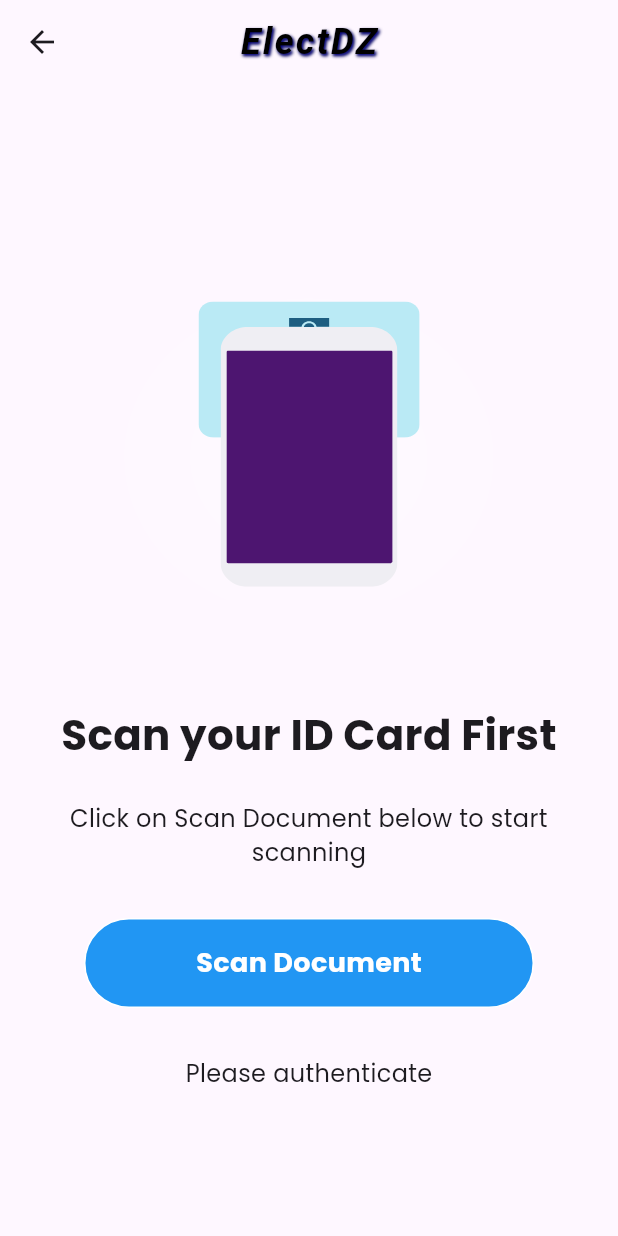
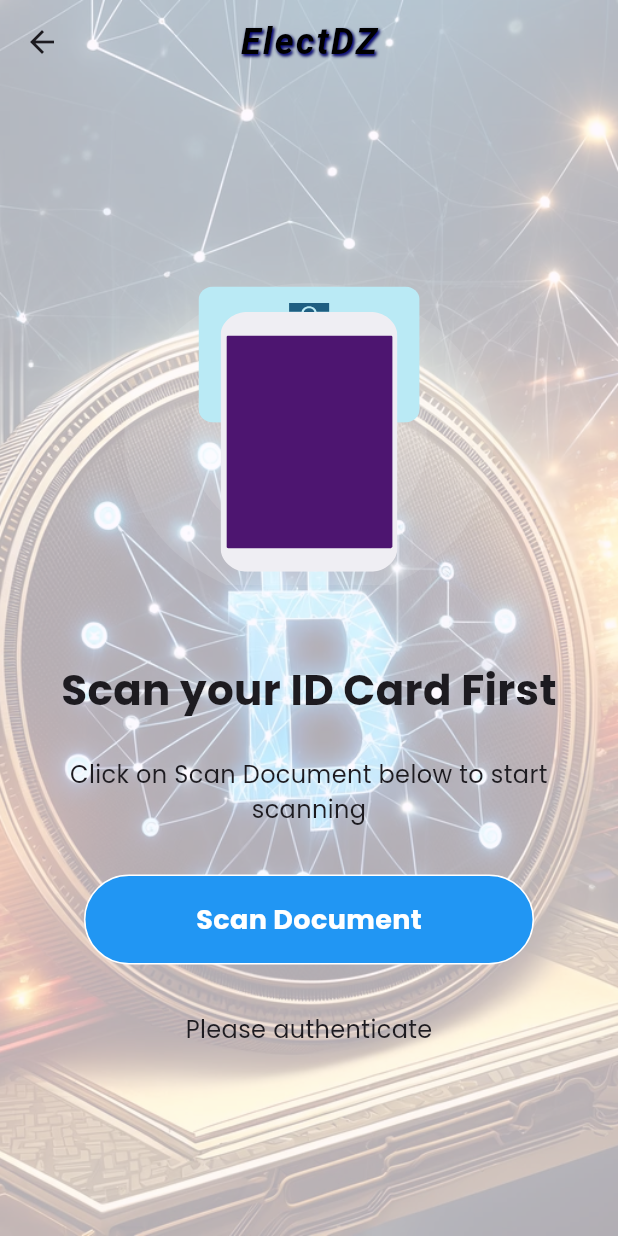
Before and after one commit to LesbatHaithem/ElectDZ-E-Voting-Dapp-, a Flutter app: the screen it shows after launch, after a tap on "Get Started", on a phone screen of 412 x 824 dp. Run offline on Flutter 3.47's test engine with Material 3 defaults, Android fonts, the light colour scheme and no system bars; drawn by our look-alikes of showcaseview; our stand-ins replace animated_text_kit, carousel_slider, confetti, convert, flutter_svg, google_fonts and 6 more; missing offline and left inert: flutter_nfc_kit, qr_code_scanner, web3dart; accounts and stored records are empty.

Commit message:
backgrounds added

```diff
--- a/lib/Front End/nfc_app.dart
+++ b/lib/Front End/nfc_app.dart
@@ -79,13 +79,14 @@ class _NfcAppState extends State<NfcApp> {
   @override
   Widget build(BuildContext context) {
     const double edgePadding = 32.0;
-    const double betweenElementsPadding = 24.0;
+    const double betweenElementsPadding = 25.0;
 
     return Scaffold(
+      extendBodyBehindAppBar: true, // Extend the body behind the app bar
       appBar: PreferredSize(
         preferredSize: Size.fromHeight(60.0),
         child: AppBar(
-          backgroundColor: Theme.of(context).colorScheme.background,
+          backgroundColor: Colors.transparent, // Make the app bar transparent
           title: Text(
             'ElectDZ',
             style: TextStyle(
@@ -94,23 +95,37 @@ class _NfcAppState extends State<NfcApp> {
               fontWeight: FontWeight.bold,
             ),
           ),
-          elevation: 0,
+          elevation: 0, // Remove the app bar shadow
           centerTitle: true,
         ),
       ),
       backgroundColor: Theme.of(context).colorScheme.background,
-      body: Padding(
-        padding: EdgeInsets.symmetric(horizontal: edgePadding),
+      body: Stack(
+        alignment: Alignment.center,
+        children: [
+          // Background Image
+          Positioned.fill(
+            child: Opacity(
+              opacity: 0.3, // Adjust the opacity for fading effect
+              child: Image.asset(
+                'assets/background.png', // Your background image asset
+                fit: BoxFit.cover,
+              ),
+            ),
+          ),
+          // Main Content
+          Padding(
+            padding: EdgeInsets.symmetric(horizontal: edgePadding).copyWith(top:20.0), // Add top padding to avoid content being obscured by the app bar
             child: ListView(
               children: [
-            SizedBox(height: 40),
+                SizedBox(height:10),
                 Lottie.asset(
                   'assets/NFC.json',
-              width: 300,
+                  width: 400,
                   height: 300,
                   fit: BoxFit.fill,
                 ),
-            SizedBox(height: 70),
+                SizedBox(height: 50),
                 Text(
                   'Scan your ID Card First',
                   textAlign: TextAlign.center,
@@ -191,6 +206,8 @@ class _NfcAppState extends State<NfcApp> {
               ],
             ),
           ),
+        ],
+      ),
     );
   }
 }
--- a/lib/main.dart
+++ b/lib/main.dart
@@ -1,16 +1,11 @@
 import 'package:flutter/material.dart';
 import 'package:lottie/lottie.dart';
 import 'package:logging/logging.dart';
-import 'package:mrtdeg/Front End/finger_print.dart';
 import 'package:showcaseview/showcaseview.dart';
 import 'package:flutter/foundation.dart';
 import 'package:google_fonts/google_fonts.dart';
 import 'package:shared_preferences/shared_preferences.dart';
-import 'package:mrtdeg/Front End/data_save.dart';
-import 'package:mrtdeg/Front End/MrtdDataStorage.dart';
-import 'package:mrtdeg/Front End/voter_profile.dart';
-import 'package:mrtdeg/Back End/splash.dart';
-import 'package:mrtdeg/Front End/nfc_app.dart';
+import 'package:mrtdeg/Front%20End/nfc_app.dart';
 
 void main() {
   if (kDebugMode) {
@@ -146,6 +141,17 @@ class _WelcomePageState extends State<WelcomePage> with SingleTickerProviderStat
       body: Stack(
         alignment: Alignment.center,
         children: [
+          // Background Image
+          Positioned.fill(
+            child: Opacity(
+              opacity: 0.3, // Adjust the opacity for fading effect
+              child: Image.asset(
+                'assets/background3.png', // Your background image asset
+                fit: BoxFit.cover,
+              ),
+            ),
+          ),
+          // Main Content
           Padding(
             padding: const EdgeInsets.symmetric(horizontal: 32.0),
             child: Column(
@@ -201,7 +207,7 @@ class _WelcomePageState extends State<WelcomePage> with SingleTickerProviderStat
                                 : [],
                             border: Border.all(
                               color: Colors.white,
-                              width:1,
+                              width: 1,
                             ),
                           ),
                           child: Center(
```
Also changed, not shown: lib/Front End/home_page.dart (+27 -21 lines), assets/background.png (added), assets/background1.png (added), assets/background2.png (added), assets/background3.png (added), assets/background4.webp (added). Lines whose indentation alone changed are shown as unchanged.
